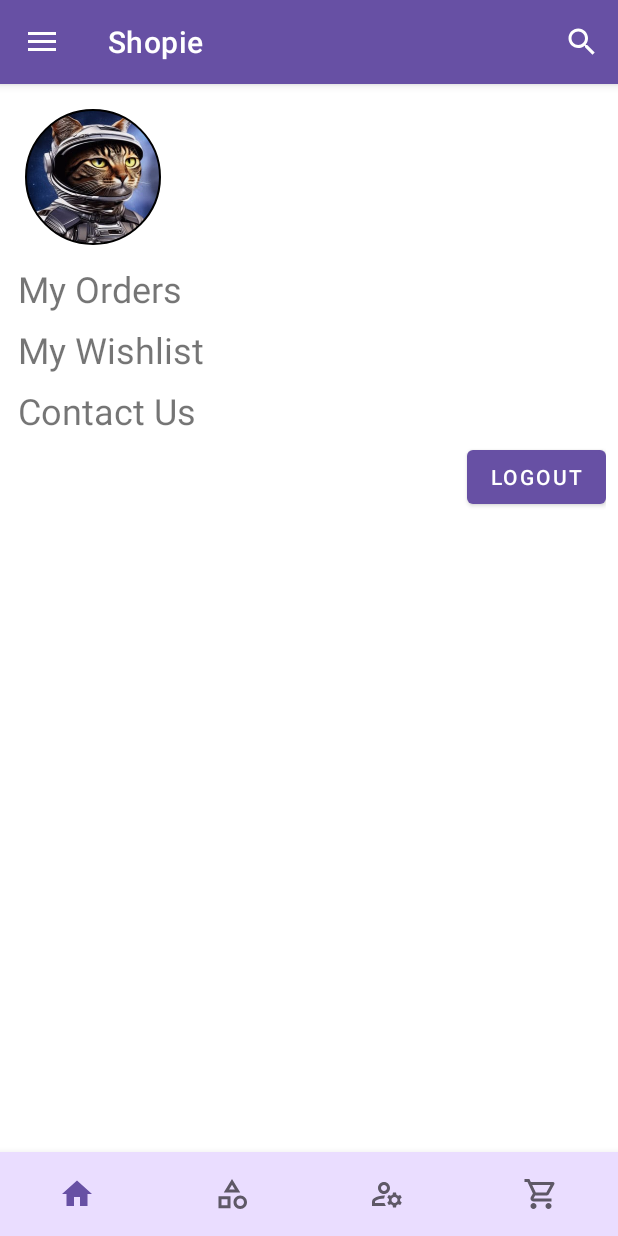
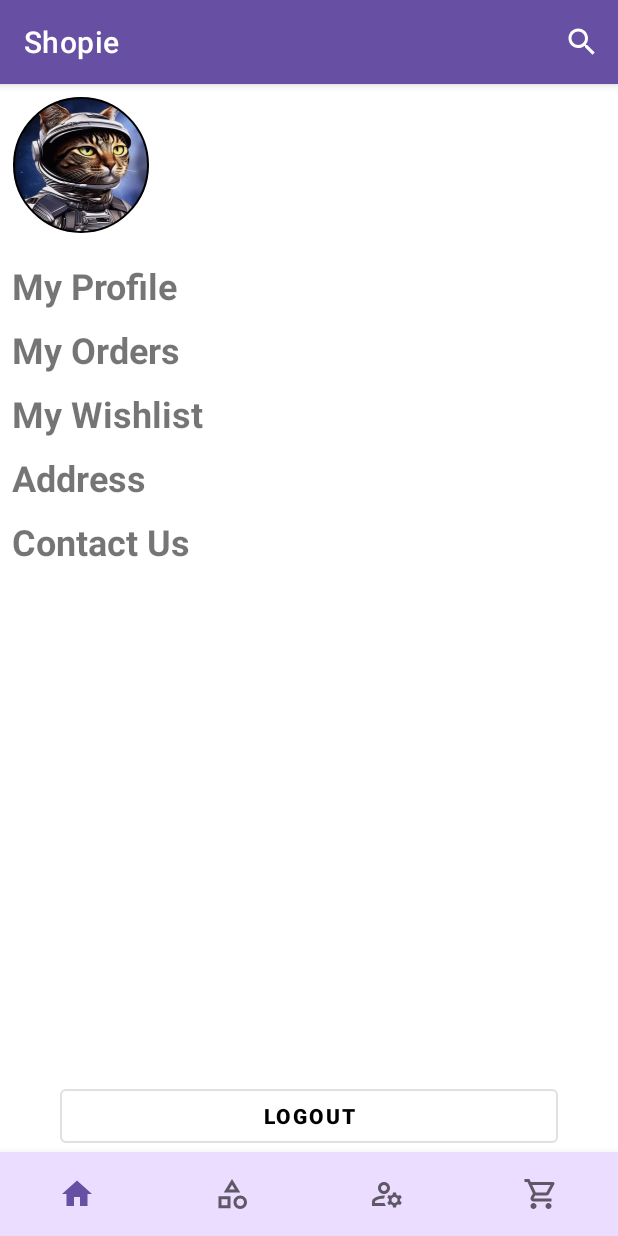
Before and after one commit to rahulraj94391/ZohoSampleApp, an Android app: the fragment AccountFragment placed in its activity, on a phone screen of 412 x 824 dp. Run offline under Robolectric (Android 15) with nearby library versions, the phone set to English and light mode, and no system bars.

Commit message:
no message

```diff
--- a/app/src/main/java/com/example/mall/Fragments/AccountFragment.kt
+++ b/app/src/main/java/com/example/mall/Fragments/AccountFragment.kt
@@ -1,6 +1,7 @@
 package com.example.mall.Fragments
 
 import android.content.Context
+import android.content.DialogInterface
 import android.content.Intent
 import android.content.SharedPreferences
 import android.os.Bundle
@@ -10,15 +11,13 @@ import android.view.View
 import android.view.ViewGroup
 import android.widget.Button
 import android.widget.TextView
+import androidx.appcompat.app.AlertDialog
 import androidx.appcompat.app.AppCompatActivity
 import androidx.fragment.app.Fragment
-import com.example.mall.DB
-import com.example.mall.LoginPageActivity
-import com.example.mall.MSharedPreferences
+import com.example.mall.*
 import com.example.mall.ModelClass.UserDetailsModel
-import com.example.mall.R
 
-private const val TAG = "CommonTag_AccountFragment"
+private const val TAG = "Common_Tag_AccountFragment"
 
 class AccountFragment : Fragment() {
     private lateinit var etFullName: TextView
@@ -27,6 +26,10 @@ class AccountFragment : Fragment() {
     private lateinit var btnLogout: Button
     private lateinit var sharedPreferences: SharedPreferences
     private var currentProfileDetails: UserDetailsModel? = null
+    private lateinit var tvMyOrder: TextView
+    private lateinit var tvMyWishlist: TextView
+    private lateinit var tvContactUs: TextView
+    private lateinit var builder: AlertDialog.Builder
 
     override fun onAttach(context: Context) {
         Log.d(TAG, "onAttach: called")
@@ -34,7 +37,7 @@ class AccountFragment : Fragment() {
         super.onAttach(context)
     }
 
-    override fun onCreateView(inflater: LayoutInflater, container: ViewGroup?, savedInstanceState: Bundle?): View? {
+    override fun onCreateView(inflater: LayoutInflater, container: ViewGroup?, savedInstanceState: Bundle?): View {
         Log.d(TAG, "onCreateView: called")
         val view: View = inflater.inflate(R.layout.fragment_account, container, false)
         return view
@@ -43,27 +46,69 @@ class AccountFragment : Fragment() {
     override fun onViewCreated(view: View, savedInstanceState: Bundle?) {
         Log.d(TAG, "onViewCreated: called")
         super.onViewCreated(view, savedInstanceState)
+
+        tvMyOrder = view.findViewById(R.id.tv_account_my_orders)
+        tvMyWishlist = view.findViewById(R.id.tv_account_my_wishlist)
+        tvContactUs = view.findViewById(R.id.tv_account_contact_us)
+
         etFullName = view.findViewById(R.id.tv_full_name)
         etMobile = view.findViewById(R.id.tv_mobile_number)
         etEMail = view.findViewById(R.id.tv_email)
         btnLogout = view.findViewById(R.id.btn_logout)
+
         getProfileDetails()
 
-        btnLogout.setOnClickListener() {
-            logoutUser()
+        tvMyOrder.setOnClickListener { myOrderAction() }
+        tvMyWishlist.setOnClickListener { myWishlistAction() }
+        tvContactUs.setOnClickListener { contactUsAction() }
+        btnLogout.setOnClickListener { logoutDecisionDialog() }
+    }
+
+    private fun myOrderAction() {
+        requireActivity().supportFragmentManager.beginTransaction().apply {
+            replace(R.id.frag_container, MyOrdersFragment(), "MyOrdersFragment")
+            addToBackStack(backStackName)
+            commit()
         }
     }
 
+    private fun myWishlistAction() {
+        requireActivity().supportFragmentManager.beginTransaction().apply {
+            replace(R.id.frag_container, MyWishlistFragment(), "MyWishlistFragment")
+            addToBackStack(backStackName)
+            commit()
+        }
+    }
+
+    private fun logoutDecisionDialog() {
+        val positive = DialogInterface.OnClickListener() { _, _ ->
+            logoutUser()
+        }
+        val negative = DialogInterface.OnClickListener() { dialogInterface, _ ->
+            dialogInterface.cancel()
+        }
+
+        builder = AlertDialog.Builder(requireContext())
+        builder.setMessage("Logout current user ?").setCancelable(true).setPositiveButton("yes", positive).setNegativeButton("no", negative).show()
+    }
+
+    private fun setUserDetails() {
+        etFullName.text = currentProfileDetails?.userName
+        etMobile.text = currentProfileDetails?.mobileNo
+        etEMail.text = currentProfileDetails?.email
+    }
+
     private fun getProfileDetails() {
-        if (null != currentProfileDetails) return
+        if (null != currentProfileDetails) {
+            setUserDetails()
+            return
+        }
         val currentUserId = sharedPreferences.getInt(MSharedPreferences.LOGGED_IN_USER_ID, -1)
+        Log.d(TAG, "currentUserId = $currentUserId")
         if (currentUserId != -1) {
             val db = DB(requireActivity().applicationContext)
-            Log.d(TAG, "getProfileDetails: called")
             currentProfileDetails = db.uerProfileInfo(currentUserId)
-            etFullName.text = currentProfileDetails?.userName
-            etMobile.text = currentProfileDetails?.mobileNo
-            etEMail.text = currentProfileDetails?.email
+            setUserDetails()
         }
     }
 
@@ -76,7 +121,6 @@ class AccountFragment : Fragment() {
         startActivity(Intent(activity, LoginPageActivity::class.java))
         requireActivity().finish()
     }
-
 
     override fun onDestroyView() {
         Log.d(TAG, "onDestroyView: called")
@@ -92,4 +136,12 @@ class AccountFragment : Fragment() {
         Log.d(TAG, "onDetach: called")
         super.onDetach()
     }
+
+    private fun contactUsAction() {
+        requireActivity().supportFragmentManager.beginTransaction().apply {
+            replace(R.id.frag_container, ContactUsFragment(), "ContactUsFragment")
+            addToBackStack(backStackName)
+            commit()
+        }
+    }
 }
--- a/app/src/main/java/com/example/mall/MainActivity.kt
+++ b/app/src/main/java/com/example/mall/MainActivity.kt
@@ -2,96 +2,44 @@ package com.example.mall
 
 import android.os.Bundle
 import android.util.Log
-import android.view.Gravity
 import android.view.Menu
 import android.view.MenuItem
+import android.view.View
 import android.widget.Toast
-import androidx.appcompat.app.ActionBarDrawerToggle
 import androidx.appcompat.app.AppCompatActivity
 import androidx.appcompat.widget.SearchView
 import androidx.appcompat.widget.Toolbar
 import androidx.core.content.ContextCompat
-import androidx.core.view.GravityCompat
-import androidx.drawerlayout.widget.DrawerLayout
 import androidx.fragment.app.Fragment
 import androidx.fragment.app.FragmentManager
 import com.example.mall.Fragments.*
 import com.google.android.material.bottomnavigation.BottomNavigationView
-import com.google.android.material.navigation.NavigationView
 
 //private const val TAG = "MainActivity_Mall"
 private const val TAG = "Common_Tag_MainActivity"
 const val backStackName = "Main_Back_Stack"
 
-class MainActivity : AppCompatActivity(), ChangeBottomNavigationStatus {
+class MainActivity : AppCompatActivity(), ChangeBottomNavigationStatus, BottomNavViewVisibility {
     private lateinit var toolbar: Toolbar
-    private lateinit var drawer: DrawerLayout
-    private lateinit var bottomNavigationView: BottomNavigationView
+    lateinit var bottomNavigationView: BottomNavigationView
     private lateinit var fm: FragmentManager
-    private lateinit var navView: NavigationView
 
     override fun onCreate(savedInstanceState: Bundle?) {
         super.onCreate(savedInstanceState)
         setContentView(R.layout.activity_main)
         Log.d(TAG, "onCreate: called")
-
+        window.statusBarColor = ContextCompat.getColor(this, R.color.primary)
+        window.navigationBarColor = ContextCompat.getColor(this, R.color.primary)
         fm = supportFragmentManager
 
-        configNavigationViewListener()
-        setupStatusBarAndNavigationBar()
-        bottomNavViewAndListenerConfig()
-        configToolbarAndNavDrawer()
-        setupInitialHomeFragment()
-    }
+        toolbar = findViewById(R.id.toolbar)
+        setSupportActionBar(toolbar)
 
-    private fun configNavigationViewListener() {
-        navView = findViewById(R.id.nav_view)
-//        navView.menu.getItem(2).isChecked = true
-
-        val navViewListener = NavigationView.OnNavigationItemSelectedListener {
-            var fragmentTag = ""
-            val fragmentInstance: Fragment = when (it.itemId) {
-                R.id.nav_my_order -> MyOrdersFragment().also { fragmentTag = "MyOrdersFragment" }
-                R.id.nav_my_wishlist -> MyWishlistFragment().also { fragmentTag = "MyWishlistFragment" }
-                else -> ContactUsFragment().also { fragmentTag = "ContactUsFragment" }
-            }
-            fm.beginTransaction().apply {
-                replace(R.id.frag_container, fragmentInstance, fragmentTag)
-                addToBackStack(backStackName)
-                commit()
-            }
-            drawer.closeDrawer(Gravity.LEFT)
-            true
-        }
-        navView.setNavigationItemSelectedListener(navViewListener)
-    }
-
-    private fun setupStatusBarAndNavigationBar() {
-        /* Setting the color of the status bar to darker shade of purple */
-        window.statusBarColor = ContextCompat.getColor(this, R.color.primary)
-
-        /* set system navigation color */
-        window.navigationBarColor = ContextCompat.getColor(this, R.color.primary)
-    }
-
-    private fun setupInitialHomeFragment() {
-//        bottomNavigationView.menu.getItem(0).isChecked = true
-//        bottomNavigationView.menu.getItem(0).icon = resources.getDrawable(R.drawable.home_filled_24, null)
         fm.beginTransaction().apply {
             replace(R.id.frag_container, HomeFragment())
             commit()
         }
-    }
-
-    private fun configToolbarAndNavDrawer() {
-        toolbar = findViewById(R.id.toolbar)
-        setSupportActionBar(toolbar)
-        drawer = findViewById(R.id.drawer_layout)
-
-        // attach hamburger with navigation drawer
-        val toggle = ActionBarDrawerToggle(this, drawer, toolbar, R.string.navigation_drawer_open, R.string.navigation_drawer_close)
-        drawer.addDrawerListener(toggle)
-        toggle.syncState()
+        bottomNavViewAndListenerConfig()
     }
 
     private fun bottomNavViewAndListenerConfig() {
@@ -99,10 +47,22 @@ class MainActivity : AppCompatActivity(), ChangeBottomNavigationStatus {
         var fragmentTag = ""
         bottomNavigationView.setOnItemSelectedListener() { item: MenuItem ->
             val currentFrag: Fragment = when (item.itemId) {
-                R.id.bnv_category -> CategoriesFragment().also { fragmentTag = "CategoryFragment" }
-                R.id.bnv_account -> AccountFragment().also { fragmentTag = "AccountFragment" }
-                R.id.bnv_cart -> CartFragment().also { fragmentTag = "CartFragment" }
-                else -> HomeFragment().also { fragmentTag = "HomeFragment" }
+                R.id.bnv_category -> CategoriesFragment(this).also {
+                    fragmentTag = "CategoryFragment"
+                    toolbar.title = "All Categories"
+                }
+                R.id.bnv_account -> AccountFragment().also {
+                    fragmentTag = "AccountFragment"
+                    toolbar.title = "Account"
+                }
+                R.id.bnv_cart -> CartFragment().also {
+                    fragmentTag = "CartFragment"
+                    toolbar.title = "Cart"
+                }
+                else -> HomeFragment().also {
+                    fragmentTag = "HomeFragment"
+
+                }
             }
             fm.beginTransaction().apply {
                 replace(R.id.frag_container, currentFrag, fragmentTag)
@@ -112,8 +72,8 @@ class MainActivity : AppCompatActivity(), ChangeBottomNavigationStatus {
             true
         }
 
-//        bottomNavigationView.setOnItemReselectedListener { item: MenuItem ->
-//            // TODO: implement scroll to top position on reselect
+        bottomNavigationView.setOnItemReselectedListener { item: MenuItem ->
+            // TODO: implement scroll to top position on reselect
 //            val toast: String = when (item.itemId) {
 //                R.id.bnv_category -> "CategoryFragment()"
 //                R.id.bnv_account -> "AccountFragment()"
@@ -121,7 +81,7 @@ class MainActivity : AppCompatActivity(), ChangeBottomNavigationStatus {
 //                else -> "HomeFragment()"
 //            }
 //            Toast.makeText(this, "$toast reselected", Toast.LENGTH_SHORT).show();
-//        }
+        }
     }
 
     override fun onCreateOptionsMenu(menu: Menu?): Boolean {
@@ -134,10 +94,7 @@ class MainActivity : AppCompatActivity(), ChangeBottomNavigationStatus {
     }
 
     override fun onBackPressed() {
-        if (drawer.isDrawerOpen(GravityCompat.START)) {
-            drawer.closeDrawer(GravityCompat.START)
-        }
-        else if (fm.findFragmentById(R.id.frag_container) is HomeFragment && fm.backStackEntryCount > 0) {
+        if (fm.findFragmentById(R.id.frag_container) is HomeFragment && fm.backStackEntryCount > 0) {
             repeat(fm.backStackEntryCount) { fm.popBackStack() }
             Toast.makeText(this, "Press Back Again to exit", Toast.LENGTH_SHORT).show()
         }
@@ -146,7 +103,7 @@ class MainActivity : AppCompatActivity(), ChangeBottomNavigationStatus {
         }
         val position: Int = when (fm.findFragmentById(R.id.frag_container)) {
             is HomeFragment -> 0
-            is CategoriesFragment -> 1
+            is CategoriesFragment -> 1.also { show() }
             is AccountFragment -> 2
             is CartFragment -> 3
             else -> -1
@@ -154,7 +111,13 @@ class MainActivity : AppCompatActivity(), ChangeBottomNavigationStatus {
         if (position != -1) bottomNavigationView.menu.getItem(position).isChecked = true
     }
 
+    override fun hide() {
+        bottomNavigationView.visibility = View.GONE
+    }
 
+    override fun show() {
+        bottomNavigationView.visibility = View.VISIBLE
+    }
 
     override fun onSaveInstanceState(outState: Bundle) {
         Log.d(TAG, "onSaveInstanceState: called")
@@ -195,3 +158,8 @@ class MainActivity : AppCompatActivity(), ChangeBottomNavigationStatus {
         bottomNavigationView.menu.getItem(position).isChecked = true
     }
 }
+
+interface BottomNavViewVisibility {
+    fun hide()
+    fun show()
+}
--- a/app/src/main/res/layout/activity_main.xml
+++ b/app/src/main/res/layout/activity_main.xml
@@ -1,15 +1,10 @@
 <?xml version="1.0" encoding="utf-8"?>
-<androidx.drawerlayout.widget.DrawerLayout xmlns:android="http://schemas.android.com/apk/res/android"
+<androidx.constraintlayout.widget.ConstraintLayout xmlns:android="http://schemas.android.com/apk/res/android"
     xmlns:app="http://schemas.android.com/apk/res-auto"
     xmlns:tools="http://schemas.android.com/tools"
-    android:id="@+id/drawer_layout"
     android:layout_width="match_parent"
     android:layout_height="match_parent"
     tools:context=".MainActivity">
-
-    <androidx.constraintlayout.widget.ConstraintLayout
-        android:layout_width="match_parent"
-        android:layout_height="match_parent">
 
     <androidx.appcompat.widget.Toolbar
         android:id="@+id/toolbar"
@@ -46,13 +41,3 @@
         app:layout_constraintStart_toStartOf="parent"
         app:menu="@menu/bottom_navigation_view_menu" />
 </androidx.constraintlayout.widget.ConstraintLayout>
-
-    <com.google.android.material.navigation.NavigationView
-        android:id="@+id/nav_view"
-        android:layout_width="wrap_content"
-        android:layout_height="match_parent"
-        android:layout_gravity="start"
-        app:headerLayout="@layout/nav_drawer_header"
-        app:menu="@menu/nav_drawer_menu" />
-
-</androidx.drawerlayout.widget.DrawerLayout>
--- a/app/src/main/res/layout/fragment_account.xml
+++ b/app/src/main/res/layout/fragment_account.xml
@@ -1,26 +1,19 @@
 <?xml version="1.0" encoding="utf-8"?>
-<androidx.core.widget.NestedScrollView xmlns:android="http://schemas.android.com/apk/res/android"
+<androidx.constraintlayout.widget.ConstraintLayout xmlns:android="http://schemas.android.com/apk/res/android"
     xmlns:app="http://schemas.android.com/apk/res-auto"
     xmlns:tools="http://schemas.android.com/tools"
     android:layout_width="match_parent"
     android:layout_height="match_parent"
-    tools:context=".Fragments.AccountFragment"
-    tools:ignore="SpeakableTextPresentCheck"
-
-    >
+    tools:context=".Fragments.AccountFragment">
 
     <androidx.appcompat.widget.LinearLayoutCompat
-        android:layout_width="match_parent"
-        android:layout_height="match_parent"
-        android:layout_marginStart="8dp"
-        android:layout_marginTop="8dp"
-        android:layout_marginEnd="8dp"
-        android:orientation="vertical">
-
-        <androidx.appcompat.widget.LinearLayoutCompat
+        android:id="@+id/ll_profile_details"
         android:layout_width="match_parent"
         android:layout_height="wrap_content"
-            android:orientation="horizontal">
+        android:orientation="horizontal"
+        app:layout_constraintEnd_toEndOf="parent"
+        app:layout_constraintStart_toStartOf="parent"
+        app:layout_constraintTop_toTopOf="parent">
 
         <com.google.android.material.imageview.ShapeableImageView
             android:layout_width="100dp"
@@ -76,61 +69,88 @@
                 android:textSize="15sp"
                 tools:text="username@domain.com" />
         </androidx.appcompat.widget.LinearLayoutCompat>
-
-
     </androidx.appcompat.widget.LinearLayoutCompat>
 
     <TextView
+        android:id="@+id/tv_account_my_profile"
         android:layout_width="match_parent"
         android:layout_height="wrap_content"
-            android:text="My Orders"
-            android:layout_marginStart="4dp"
-            android:layout_marginTop="4dp"
+        android:layout_marginStart="8dp"
+        android:layout_marginTop="10dp"
         android:layout_marginEnd="4dp"
-            android:layout_marginBottom="4dp"
+        android:layout_marginBottom="10dp"
+        android:text="My Profile"
         android:textSize="24sp"
-
-
-            />
+        android:textStyle="bold"
+        app:layout_constraintTop_toBottomOf="@+id/ll_profile_details" />
 
     <TextView
+        android:id="@+id/tv_account_my_orders"
         android:layout_width="match_parent"
         android:layout_height="wrap_content"
-            android:text="My Wishlist"
-            android:layout_marginStart="4dp"
-            android:layout_marginTop="4dp"
+        android:layout_marginStart="8dp"
+        android:layout_marginTop="10dp"
         android:layout_marginEnd="4dp"
-            android:layout_marginBottom="4dp"
+        android:layout_marginBottom="10dp"
+        android:text="My Orders"
         android:textSize="24sp"
-
-
-            />
+        android:textStyle="bold"
+        app:layout_constraintTop_toBottomOf="@+id/tv_account_my_profile" />
 
     <TextView
+        android:id="@+id/tv_account_my_wishlist"
         android:layout_width="match_parent"
         android:layout_height="wrap_content"
+        android:layout_marginStart="8dp"
+        android:layout_marginTop="10dp"
+        android:layout_marginEnd="4dp"
+        android:layout_marginBottom="10dp"
+        android:text="My Wishlist"
+        android:textSize="24sp"
+        android:textStyle="bold"
+        app:layout_constraintTop_toBottomOf="@+id/tv_account_my_orders" />
+
+    <TextView
+        android:id="@+id/tv_account_address"
+        android:layout_width="match_parent"
+        android:layout_height="wrap_content"
+        android:layout_marginStart="8dp"
+        android:layout_marginTop="10dp"
+        android:layout_marginEnd="4dp"
+        android:layout_marginBottom="10dp"
+        android:text="Address"
+        android:textSize="24sp"
+        android:textStyle="bold"
+        app:layout_constraintTop_toBottomOf="@+id/tv_account_my_wishlist" />
+
+    <TextView
+        android:id="@+id/tv_account_contact_us"
+        android:layout_width="match_parent"
+        android:layout_height="wrap_content"
+        android:layout_marginStart="8dp"
+        android:layout_marginTop="10dp"
+        android:layout_marginEnd="4dp"
+        android:layout_marginBottom="10dp"
         android:text="Contact Us"
-            android:layout_marginStart="4dp"
-            android:layout_marginTop="4dp"
-            android:layout_marginEnd="4dp"
-            android:layout_marginBottom="4dp"
         android:textSize="24sp"
-
-
-            />
-
-
+        android:textStyle="bold"
+        app:layout_constraintTop_toBottomOf="@+id/tv_account_address" />
 
 
     <com.google.android.material.button.MaterialButton
         android:id="@+id/btn_logout"
-            android:layout_width="wrap_content"
+        style="?attr/materialButtonOutlinedStyle"
+        android:layout_marginStart="40dp"
+        android:layout_marginEnd="40dp"
+        android:layout_width="match_parent"
         android:layout_height="wrap_content"
         android:layout_gravity="end"
         android:text="Logout"
-            android:textColor="@color/white" />
-
-    </androidx.appcompat.widget.LinearLayoutCompat>
+        android:textStyle="bold"
+        android:textColor="@color/black"
+        app:layout_constraintBottom_toBottomOf="parent"
+        app:layout_constraintEnd_toEndOf="parent"
+        app:layout_constraintStart_toStartOf="parent" />
 
 
-</androidx.core.widget.NestedScrollView>
+</androidx.constraintlayout.widget.ConstraintLayout>
```
Also changed, not shown: app/src/main/java/com/example/mall/Fragments/CategoriesFragment.kt (+6 -1 lines), app/src/main/res/layout/fragment_blank.xml (deleted, +0 -13 lines). Lines whose indentation alone changed are shown as unchanged.
